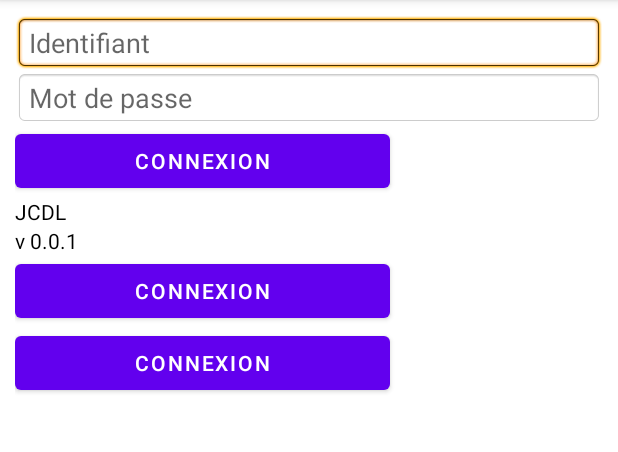
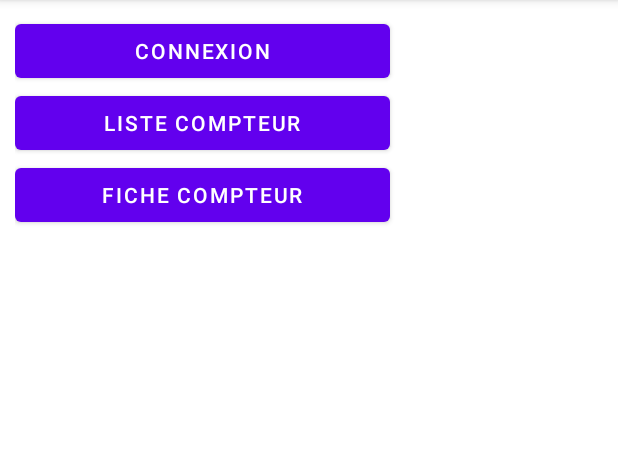
Before and after one commit to kadumont/releveCompteur, an Android app: the screen it shows after launch (MainActivity), on a phone screen of 412 x 824 dp, the part 84-536 px from its top. Run offline under Robolectric (Android 15) with nearby library versions, the phone set to English and light mode, and no system bars.

Commit message:
Changement de page

```diff
--- a/app/src/main/AndroidManifest.xml
+++ b/app/src/main/AndroidManifest.xml
@@ -9,6 +9,9 @@
         android:roundIcon="@mipmap/ic_launcher_round"
         android:supportsRtl="true"
         android:theme="@style/Theme.ProjetReleveCompteur">
+        <activity
+            android:name=".ConnectionFinal"
+            android:exported="false" />
         <activity
             android:name=".ControleurListeCompteur"
             android:exported="false" />
--- a/app/src/main/res/layout/activity_main.xml
+++ b/app/src/main/res/layout/activity_main.xml
@@ -7,53 +7,27 @@
     android:padding="10dp"
     >
 
-    <EditText
-        android:id="@+id/idUtilisateur"
-        android:layout_width="match_parent"
-        android:layout_height="wrap_content"
-        android:background="@android:drawable/editbox_background"
-        android:hint="Identifiant"
-      />
-
-    <EditText
-        android:id="@+id/mdp"
-        android:layout_width="match_parent"
-        android:layout_height="wrap_content"
-        android:background="@android:drawable/editbox_background"
-        android:hint="Mot de passe"
-        android:autofillHints="password" />
-
     <Button
         android:id="@+id/login"
         android:layout_width="250dp"
         android:layout_height="wrap_content"
+        android:onClick="envoyerConnexion"
         android:text="Connexion"
         android:visibility="visible" />
-
-    <TextView
-        android:id="@+id/labelNomEnt"
-        android:layout_width="wrap_content"
-        android:layout_height="wrap_content"
-        android:text="JCDL"
-        android:textColor="#000000" />
-
-    <TextView
-        android:id="@+id/labelVersionSite"
-        android:layout_width="wrap_content"
-        android:layout_height="wrap_content"
-        android:text="v 0.0.1"
-        android:textColor="#000000" />
 
     <Button
         android:id="@+id/btnfiche"
         android:layout_width="250dp"
         android:layout_height="wrap_content"
-        android:text="Connexion"
+        android:onClick="envoyerListeCompteur"
+        android:text="Liste Compteur"
         android:visibility="visible" />
+
     <Button
         android:id="@+id/btnliste"
         android:layout_width="250dp"
         android:layout_height="wrap_content"
-        android:text="Connexion"
+        android:onClick="envoyerFicheCompteur"
+        android:text="Fiche Compteur"
         android:visibility="visible" />
 </LinearLayout>
```
Also changed, not shown: app/src/main/java/com/example/projetrelevecompteur/ConnectionFinal.java (added, +14 -0 lines), app/src/main/java/com/example/projetrelevecompteur/MainActivity.java (+23 -0 lines), app/src/main/res/layout/activity_connection_final.xml (added, +59 -0 lines).
